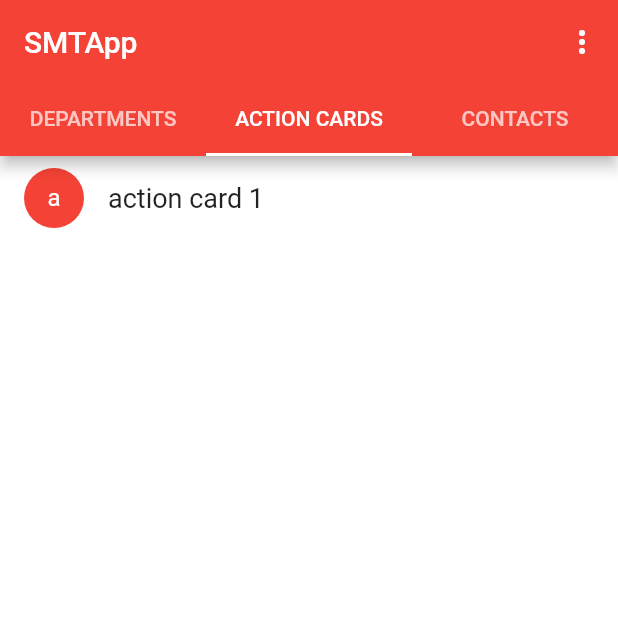
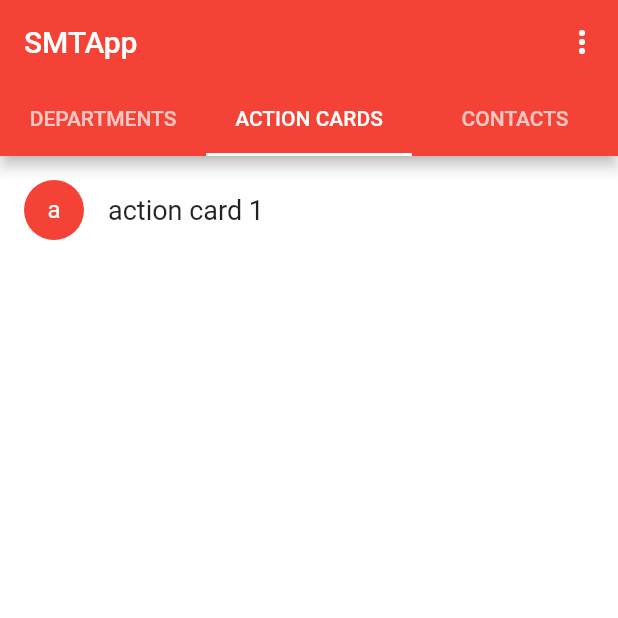
Before and after one commit to SnakeyHips/SMTApp, a Flutter app: the screen it shows after launch, tab 2 chosen, on a phone screen of 412 x 824 dp, the top half of it. Run offline on Flutter 3.47's test engine with Material 2 defaults, Android fonts, the light colour scheme and no system bars; statements that could not run were skipped.

Commit message:
Update actioncards_page.dart

```diff
--- a/lib/widgets/actioncards_page.dart
+++ b/lib/widgets/actioncards_page.dart
@@ -16,7 +16,8 @@ class ActionCardsPageState extends State<ActionCardsPage> {
   Widget build(BuildContext context) {
     return Material(
       color: Colors.white,
-      child: _buildActionCards(),
+      child: new Padding(
+          padding: new EdgeInsets.only(top: 8.0), child: _buildActionCards()),
     );
   }
 
```
